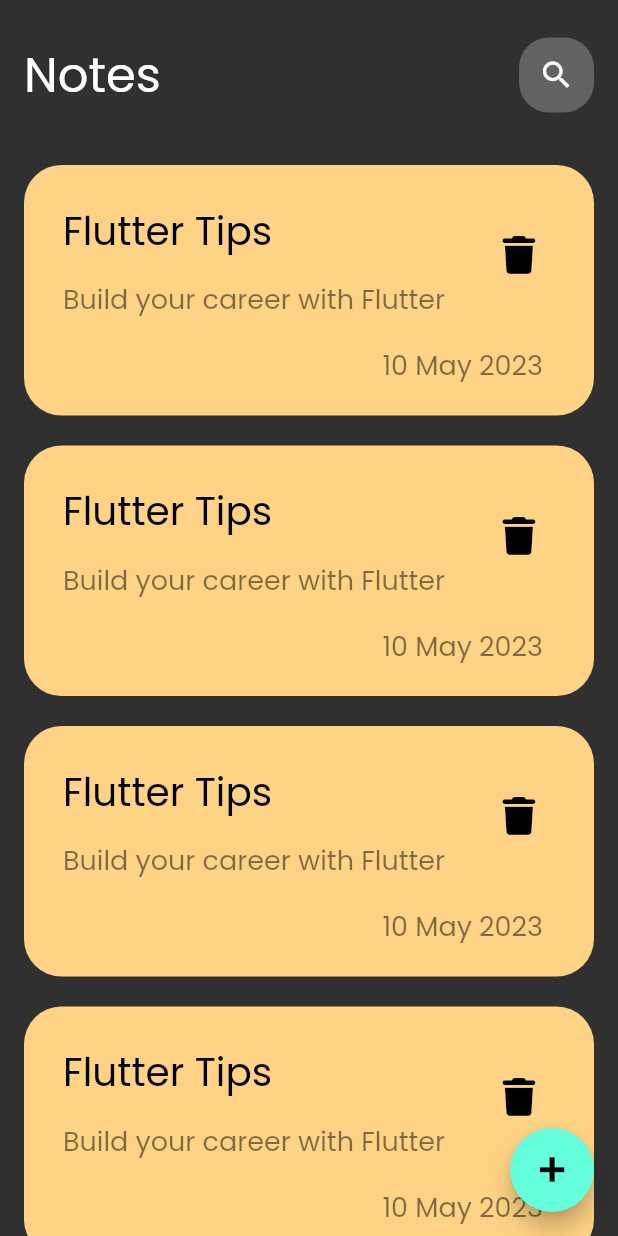
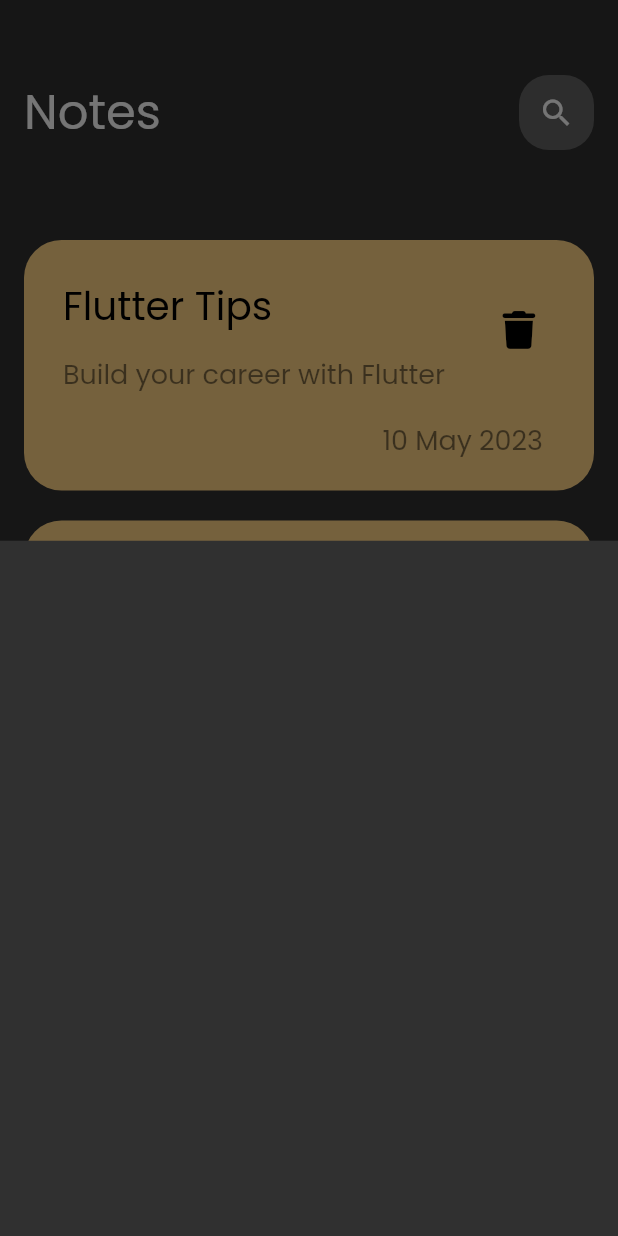
Before and after one commit to mecodeur/notes2_app, a Flutter app: the screen it shows after launch, after a tap on an icon or button, on a phone screen of 412 x 824 dp. Run offline on Flutter 3.47's test engine with Material 2 defaults, Android fonts, the phone set to English and light mode, and no system bars; our stand-ins replace font_awesome_flutter.

Commit message:
Add note bottom sheet

```diff
--- a/lib/views/notes_wiew.dart
+++ b/lib/views/notes_wiew.dart
@@ -1,5 +1,6 @@
 import 'package:flutter/material.dart';
 
+import '../widgets/add_note_bottom_sheet.dart';
 import '../widgets/notes_view_body.dart';
 
 class NotesView extends StatelessWidget {
@@ -8,9 +9,20 @@ class NotesView extends StatelessWidget {
   @override
   Widget build(BuildContext context) {
     return Scaffold(
-      floatingActionButton: FloatingActionButton(onPressed: (){},child: Text('+', style: TextStyle(
-        fontSize: 30, fontWeight: FontWeight.bold,
-      ),),),
+      floatingActionButton: FloatingActionButton(
+        onPressed: () {
+          showModalBottomSheet(context: context, builder: (context){
+            return AddNoteBottomSheet();
+          });
+        },
+        child: Text(
+          '+',
+          style: TextStyle(
+            fontSize: 30,
+            fontWeight: FontWeight.bold,
+          ),
+        ),
+      ),
       body: NotesViewBody(),
     );
   }
--- /dev/null
+++ b/lib/widgets/add_note_bottom_sheet.dart
@@ -0,0 +1,10 @@
+import 'package:flutter/material.dart';
+
+class AddNoteBottomSheet extends StatelessWidget {
+  const AddNoteBottomSheet({Key? key}) : super(key: key);
+
+  @override
+  Widget build(BuildContext context) {
+    return Container();
+  }
+}
--- a/lib/widgets/custom_app_bar.dart
+++ b/lib/widgets/custom_app_bar.dart
@@ -9,7 +9,7 @@ class CustomAppBar extends StatelessWidget {
   Widget build(BuildContext context) {
     return Row(
       children: [
-        SizedBox(height: 100.0,),
+        SizedBox(height: 150.0,),
         Text('Notes', style: TextStyle(fontSize: 32.0, ),),
         Spacer(),
         CustomSearchIcon(),
--- a/lib/widgets/notes_list_view.dart
+++ b/lib/widgets/notes_list_view.dart
@@ -7,7 +7,7 @@ class NotesListView extends StatelessWidget {
 
   @override
   Widget build(BuildContext context) {
-    return ListView.builder(itemBuilder: (context, index){
+    return ListView.builder(padding: EdgeInsets.zero, itemBuilder: (context, index) {
       return CustomNoteItem();
     });
   }
```
